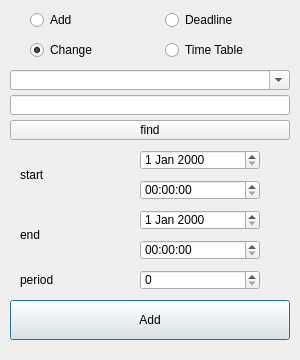
First picture: the form in data_change_form.ui, repository Sooneur/windows_desktop_timetable, before the edit.
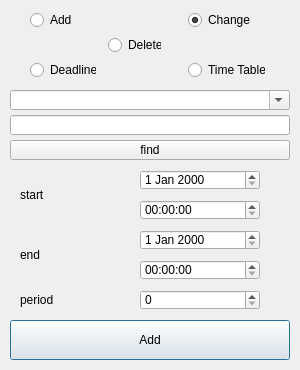
Second picture: the form after the edit.

```diff
--- a/data_change_form.ui
+++ b/data_change_form.ui
@@ -7,7 +7,7 @@
     <x>0</x>
     <y>0</y>
     <width>300</width>
-    <height>360</height>
+    <height>370</height>
    </rect>
   </property>
   <property name="windowTitle">
@@ -16,9 +16,9 @@
   <widget class="QRadioButton" name="ttab_tabl_rbtn">
    <property name="geometry">
     <rect>
-     <x>165</x>
-     <y>40</y>
-     <width>105</width>
+     <x>188</x>
+     <y>60</y>
+     <width>77</width>
      <height>20</height>
     </rect>
    </property>
@@ -32,9 +32,9 @@
   <widget class="QRadioButton" name="dead_tabl_rbtn">
    <property name="geometry">
     <rect>
-     <x>165</x>
-     <y>10</y>
-     <width>105</width>
+     <x>30</x>
+     <y>60</y>
+     <width>66</width>
      <height>20</height>
     </rect>
    </property>
@@ -50,7 +50,7 @@
     <rect>
      <x>30</x>
      <y>10</y>
-     <width>105</width>
+     <width>50</width>
      <height>20</height>
     </rect>
    </property>
@@ -64,9 +64,9 @@
   <widget class="QRadioButton" name="chg_oper_rbtn">
    <property name="geometry">
     <rect>
-     <x>30</x>
-     <y>40</y>
-     <width>105</width>
+     <x>188</x>
+     <y>10</y>
+     <width>68</width>
      <height>20</height>
     </rect>
    </property>
@@ -84,7 +84,7 @@
    <property name="geometry">
     <rect>
      <x>10</x>
-     <y>70</y>
+     <y>90</y>
      <width>280</width>
      <height>20</height>
     </rect>
@@ -97,7 +97,7 @@
    <property name="geometry">
     <rect>
      <x>10</x>
-     <y>95</y>
+     <y>115</y>
      <width>280</width>
      <height>20</height>
     </rect>
@@ -107,7 +107,7 @@
    <property name="geometry">
     <rect>
      <x>140</x>
-     <y>150</y>
+     <y>170</y>
      <width>120</width>
      <height>20</height>
     </rect>
@@ -117,7 +117,7 @@
    <property name="geometry">
     <rect>
      <x>140</x>
-     <y>180</y>
+     <y>200</y>
      <width>120</width>
      <height>20</height>
     </rect>
@@ -127,7 +127,7 @@
    <property name="geometry">
     <rect>
      <x>20</x>
-     <y>165</y>
+     <y>185</y>
      <width>50</width>
      <height>20</height>
     </rect>
@@ -140,7 +140,7 @@
    <property name="geometry">
     <rect>
      <x>20</x>
-     <y>225</y>
+     <y>245</y>
      <width>50</width>
      <height>20</height>
     </rect>
@@ -153,7 +153,7 @@
    <property name="geometry">
     <rect>
      <x>140</x>
-     <y>240</y>
+     <y>260</y>
      <width>120</width>
      <height>20</height>
     </rect>
@@ -163,7 +163,7 @@
    <property name="geometry">
     <rect>
      <x>140</x>
-     <y>210</y>
+     <y>230</y>
      <width>120</width>
      <height>20</height>
     </rect>
@@ -173,7 +173,7 @@
    <property name="geometry">
     <rect>
      <x>20</x>
-     <y>270</y>
+     <y>290</y>
      <width>50</width>
      <height>20</height>
     </rect>
@@ -186,7 +186,7 @@
    <property name="geometry">
     <rect>
      <x>140</x>
-     <y>270</y>
+     <y>290</y>
      <width>120</width>
      <height>20</height>
     </rect>
@@ -196,7 +196,7 @@
    <property name="geometry">
     <rect>
      <x>10</x>
-     <y>300</y>
+     <y>320</y>
      <width>280</width>
      <height>40</height>
     </rect>
@@ -209,7 +209,7 @@
    <property name="geometry">
     <rect>
      <x>10</x>
-     <y>120</y>
+     <y>140</y>
      <width>280</width>
      <height>20</height>
     </rect>
@@ -218,6 +218,22 @@
     <string>find</string>
    </property>
   </widget>
+  <widget class="QRadioButton" name="del_oper_rbtn">
+   <property name="geometry">
+    <rect>
+     <x>108</x>
+     <y>35</y>
+     <width>53</width>
+     <height>20</height>
+    </rect>
+   </property>
+   <property name="text">
+    <string>Delete</string>
+   </property>
+   <attribute name="buttonGroup">
+    <string notr="true">oper_rbtns</string>
+   </attribute>
+  </widget>
  </widget>
  <resources/>
  <connections/>
```
Left out of the diff: 2 changed lines with no effect on the pictures.
